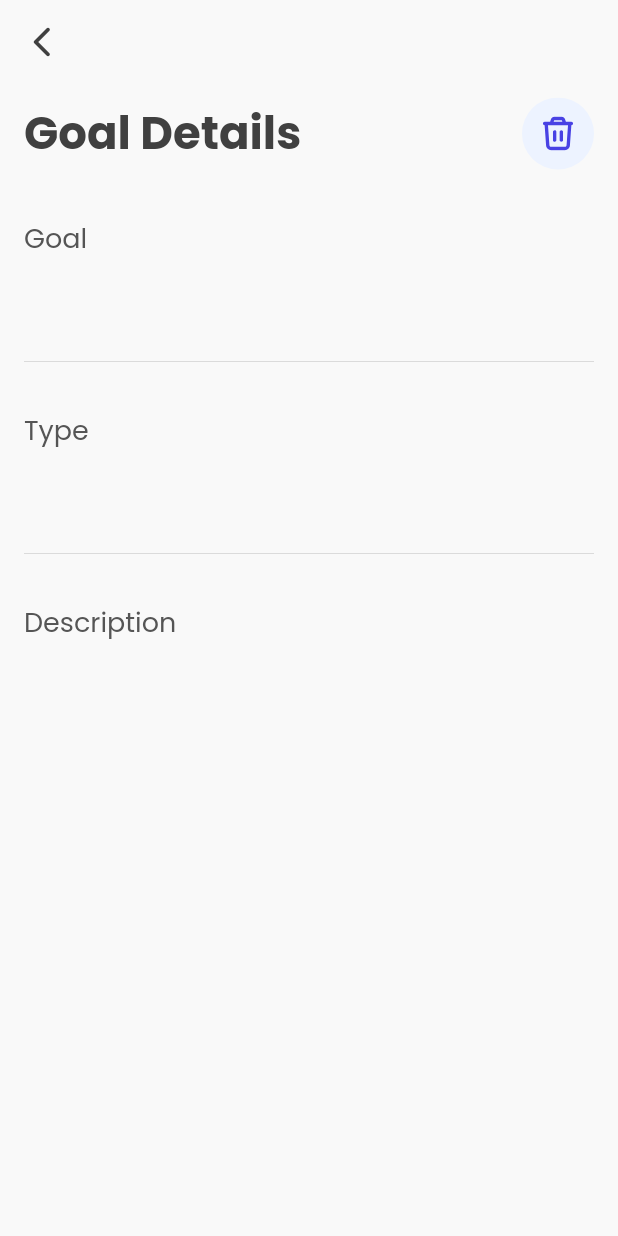
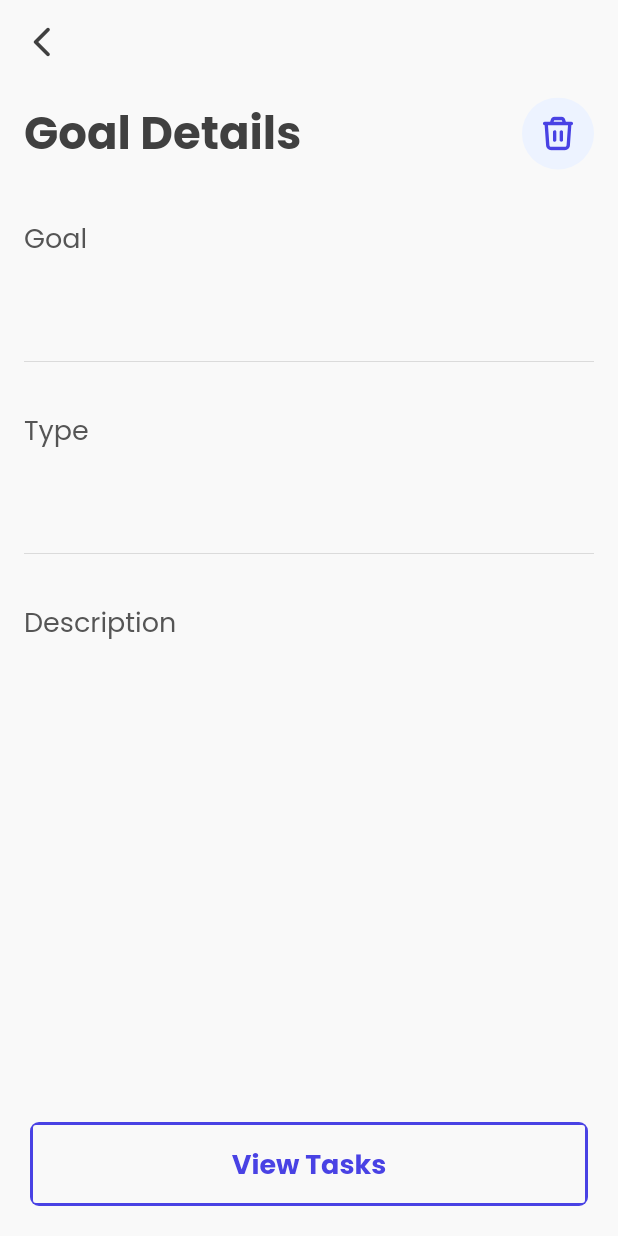
Before and after one commit to abbas-25/todo-sample-task, a Flutter app: the GoalDetailPage screen opened directly with empty values, on a phone screen of 412 x 824 dp. Run offline on Flutter 3.47's test engine with Material 2 defaults, Android fonts, the phone set to English and light mode, and no system bars; our stand-ins replace appwrite, flutter_screenutil, flutter_speed_dial, flutter_svg; network calls fail.

Commit message:
added functionlity for seeing tasks from goal details page

```diff
--- a/lib/src/app.dart
+++ b/lib/src/app.dart
@@ -10,6 +10,7 @@ import 'package:todo_sample/src/config/app_theme.dart';
 import 'package:todo_sample/src/providers/edit_goals_provider.dart';
 import 'package:todo_sample/src/providers/edit_tasks_provider.dart';
 import 'package:todo_sample/src/providers/existing_task_provider.dart';
+import 'package:todo_sample/src/providers/goal_details_provider.dart';
 import 'package:todo_sample/src/providers/goals_list_provider.dart';
 import 'package:todo_sample/src/providers/home_provider.dart';
 import 'package:todo_sample/src/providers/task_details_provider.dart';
@@ -74,6 +75,9 @@ class _MyAppState extends State<MyApp> {
         ChangeNotifierProvider(
             create: (context) => ExistingTasksProvider(
                 db: db)),
+        ChangeNotifierProvider(
+            create: (context) => GoalDetailsProvider(
+                db: db)),
       ],
       child: ScreenUtilInit(
           designSize: const Size(360, 640),
--- a/lib/src/common_widgets/primary_button.dart
+++ b/lib/src/common_widgets/primary_button.dart
@@ -33,7 +33,7 @@ class PrimaryButton extends StatelessWidget {
               ),
               onPressed: () {
                 log("Button tapped");
-                if (isDisabled) return;
+                if (isDisabled || isLoading) return;
                 if (onTap != null) {
                   onTap!();
                 }
@@ -49,3 +49,53 @@ class PrimaryButton extends StatelessWidget {
     );
   }
 }
+
+class PrimaryOutlineButton extends StatelessWidget {
+  final String title;
+  final Function? onTap;
+  final bool isLoading;
+  final bool isDisabled;
+  const PrimaryOutlineButton({
+    Key? key,
+    required this.title,
+    this.isLoading = false,
+    this.isDisabled = false,
+    this.onTap,
+  }) : super(key: key);
+
+  @override
+  Widget build(BuildContext context) {
+    return SizedBox(
+        // margin: const EdgeInsets.all(12),
+        height: 56,
+        width: double.infinity,
+        child: ClipRRect(
+          borderRadius: BorderRadius.circular(6),
+          child: OutlinedButton(
+              style: ButtonStyle(
+                side: MaterialStateProperty.resolveWith<BorderSide>(
+                    (Set<MaterialState> states) {
+                  return BorderSide(
+                    color: isDisabled ? Colors.grey : AppTheme.primaryColor,
+                    width: 2,
+                  );
+                }),
+              ),
+              onPressed: () {
+                if (isDisabled || isLoading) return;
+                if (onTap != null) {
+                  onTap!();
+                }
+              },
+              child: isLoading
+                  ? const Center(
+                      child: CircularProgressIndicator(color: Colors.white),
+                    )
+                  : Text(
+                      title,
+                      style: AppTypography.button
+                          .copyWith(color: AppTheme.primaryColor),
+                    )),
+        ));
+  }
+}
--- /dev/null
+++ b/lib/src/providers/goal_details_provider.dart
@@ -0,0 +1,41 @@
+// ignore_for_file: public_member_api_docs, sort_constructors_first
+import 'dart:developer';
+
+import 'package:appwrite/appwrite.dart';
+import 'package:flutter/material.dart';
+import 'package:todo_sample/src/config/database_constants.dart';
+import 'package:todo_sample/src/models/task.dart';
+
+class GoalDetailsProvider with ChangeNotifier {
+  final Databases db;
+  GoalDetailsProvider({
+    required this.db,
+  });
+
+  List<Task> tasksByGoals = [];
+  ValueNotifier<bool> loadingTasks = ValueNotifier(false);
+
+  Future<List<Task>> getTasksFromDb(String goalId) async {
+    try {
+      loadingTasks.value = true;
+      final response = await db.listDocuments(
+          databaseId: primaryDatabaseId,
+          collectionId: tasksCollectionId,
+          queries: [Query.equal("goalId", goalId)]);
+
+      List<Task> models = [];
+
+      for (var t in response.documents) {
+        models.add(Task.fromAppwriteDoc(t));
+      }
+
+      tasksByGoals = models;
+      return tasksByGoals;
+    } catch (exception) {
+      log("Error in getTasksFromDb based on goalId", error: exception);
+      return [];
+    } finally {
+      loadingTasks.value = false;
+    }
+  }
+}
--- a/lib/src/views/goal_details/goal_details_page.dart
+++ b/lib/src/views/goal_details/goal_details_page.dart
@@ -5,19 +5,35 @@ import 'package:provider/provider.dart';
 
 import 'package:todo_sample/src/common_widgets/page_header.dart';
 import 'package:todo_sample/src/common_widgets/primary_appbar.dart';
+import 'package:todo_sample/src/common_widgets/primary_button.dart';
 import 'package:todo_sample/src/config/app_theme.dart';
+import 'package:todo_sample/src/config/typography.dart';
 import 'package:todo_sample/src/models/goal.dart';
 import 'package:todo_sample/src/providers/edit_goals_provider.dart';
 import 'package:todo_sample/src/providers/edit_tasks_provider.dart';
+import 'package:todo_sample/src/providers/goal_details_provider.dart';
 import 'package:todo_sample/src/views/task_details/widgets/single_task_preview_detail_widget.dart';
+import 'package:todo_sample/src/views/tasks_list/widgets/single_task_tile_widget.dart';
 
-
-class GoalDetailPage extends StatelessWidget {
+class GoalDetailPage extends StatefulWidget {
   final Goal goal;
   const GoalDetailPage({
     Key? key,
     required this.goal,
   }) : super(key: key);
+
+  @override
+  State<GoalDetailPage> createState() => _GoalDetailPageState();
+}
+
+class _GoalDetailPageState extends State<GoalDetailPage> {
+  late GoalDetailsProvider prov;
+
+  @override
+  void initState() {
+    super.initState();
+    prov = Provider.of<GoalDetailsProvider>(context, listen: false);
+  }
 
   @override
   Widget build(BuildContext context) {
@@ -42,17 +58,17 @@ class GoalDetailPage extends StatelessWidget {
                             const SizedBox(height: 32),
                             SingleTaskPreviewDetailWidget(
                               title: "Goal",
-                              value: goal.title,
+                              value: widget.goal.title,
                               showDivider: true,
                             ),
                             SingleTaskPreviewDetailWidget(
                               title: "Type",
-                              value: goal.type,
+                              value: widget.goal.type,
                               showDivider: true,
                             ),
                             SingleTaskPreviewDetailWidget(
                               title: "Description",
-                              value: goal.description,
+                              value: widget.goal.description,
                               showDivider: false,
                             ),
                             const SizedBox(height: 50)
@@ -69,7 +85,77 @@ class GoalDetailPage extends StatelessWidget {
           );
         },
       ),
+      bottomSheet: _buildTasksByGoalsButton(),
     );
+  }
+
+  Container _buildTasksByGoalsButton() {
+    return Container(
+        padding: const EdgeInsets.all(20),
+        child: PrimaryOutlineButton(
+            title: "View Tasks",
+            onTap: () {
+              prov.getTasksFromDb(widget.goal.id);
+              showModalBottomSheet(
+                  isScrollControlled: true,
+                  constraints: BoxConstraints(
+                    minHeight: MediaQuery.of(context).size.height * 0.75,
+                    maxHeight: MediaQuery.of(context).size.height * 0.75,
+                  ),
+                  backgroundColor: Theme.of(context).canvasColor,
+                  shape: const RoundedRectangleBorder(
+                      borderRadius: BorderRadius.only(
+                    topLeft: Radius.circular(12),
+                    topRight: Radius.circular(12),
+                  )),
+                  context: context,
+                  builder: (ctx) {
+                    return ValueListenableBuilder(
+                        valueListenable: prov.loadingTasks,
+                        builder: (context, _, __) {
+                          if (prov.loadingTasks.value) {
+                            return const Center(
+                              child: CircularProgressIndicator(),
+                            );
+                          } else {
+                            return SingleChildScrollView(
+                                child: Padding(
+                              padding: const EdgeInsets.symmetric(
+                                  horizontal: 16, vertical: 30),
+                              child: Column(
+                                children: [
+                                  Align(
+                                    alignment: Alignment.topLeft,
+                                    child: Text(
+                                      "Tasks",
+                                      style: AppTypography.headline1.copyWith(
+                                          fontWeight: FontWeight.w500),
+                                    ),
+                                  ),
+                                  const SizedBox(
+                                    height: 16,
+                                  ),
+                                  if (prov.tasksByGoals.isEmpty)
+                                    const Padding(
+                                      padding: EdgeInsets.only(top: 50),
+                                      child: Text(
+                                        "No Tasks to show!",
+                                        style: AppTypography.caption,
+                                      ),
+                                    ),
+                                  for (final item in prov.tasksByGoals)
+                                    Padding(
+                                        padding:
+                                            const EdgeInsets.only(bottom: 16),
+                                        child:
+                                            SingleTaskTileWidget(task: item)),
+                                ],
+                              ),
+                            ));
+                          }
+                        });
+                  });
+            }));
   }
 
   PreferredSize _buildAppBar() {
@@ -83,7 +169,8 @@ class GoalDetailPage extends StatelessWidget {
       trailingIcon: InkWell(
         onTap: () {
           Provider.of<EditGoalsProvider>(context, listen: false)
-              .deleteDocument(goal).then((value) => Navigator.of(context).pop());
+              .deleteDocument(widget.goal)
+              .then((value) => Navigator.of(context).pop());
         },
         child: Container(
           height: 48,
```
Also changed, not shown: lib/src/views/goals_list/widgets/tasks_by_goals_sheet.dart (added).
